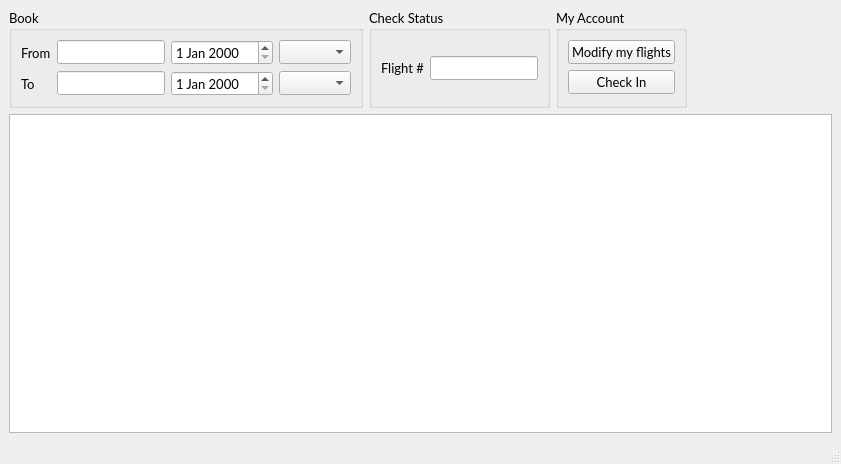
Qt form src/QtApp/view/mainwindow.ui (Rodneyxr/USAA-Codeathon-2015) before a commit.
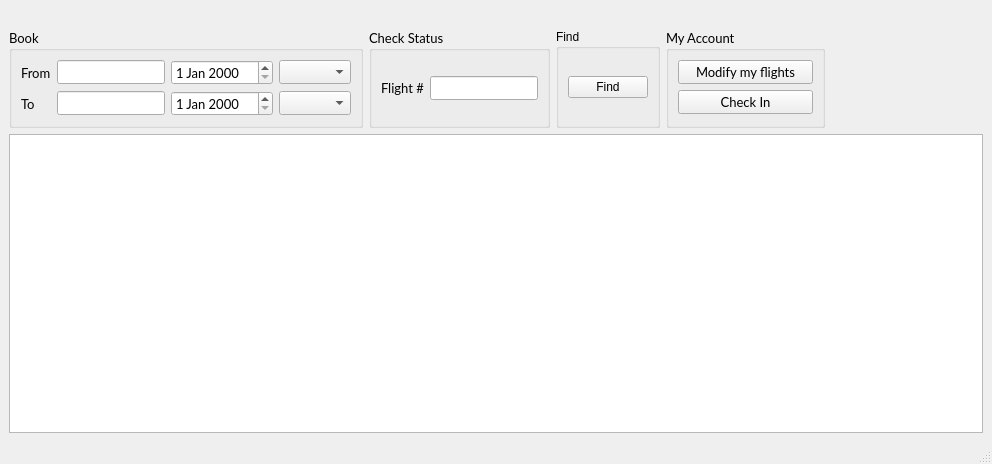
The same form after that commit. Icons and pictures are not drawn.

Commit message: Set up the slot for the search button as well as the signal for the search event

Diff of the .ui file:
```diff
--- a/src/QtApp/view/mainwindow.ui
+++ b/src/QtApp/view/mainwindow.ui
@@ -6,7 +6,7 @@
    <rect>
     <x>0</x>
     <y>0</y>
-    <width>841</width>
+    <width>992</width>
     <height>464</height>
    </rect>
   </property>
@@ -19,14 +19,31 @@
   <property name="windowTitle">
    <string>MainWindow</string>
   </property>
+  <property name="windowIcon">
+   <iconset>
+    <normaloff>:/find/img/find.png</normaloff>:/find/img/find.png</iconset>
+  </property>
   <widget class="QWidget" name="centralwidget">
    <layout class="QVBoxLayout" name="verticalLayout_2">
+    <item>
+     <widget class="QLabel" name="label_4">
+      <property name="text">
+       <string/>
+      </property>
+     </widget>
+    </item>
     <item>
      <layout class="QHBoxLayout" name="horizontalLayout_3">
       <item>
        <layout class="QHBoxLayout" name="horizontalLayout_2">
         <item>
          <widget class="QGroupBox" name="groupBox">
+          <property name="maximumSize">
+           <size>
+            <width>450</width>
+            <height>16777215</height>
+           </size>
+          </property>
           <property name="font">
            <font>
             <family>Lato</family>
@@ -44,36 +61,56 @@
              </property>
             </widget>
            </item>
-           <item row="0" column="1">
-            <widget class="QLineEdit" name="fromCity"/>
-           </item>
            <item row="0" column="2">
             <widget class="QDateEdit" name="fromDate"/>
            </item>
-           <item row="0" column="3">
-            <widget class="QComboBox" name="fromTime"/>
-           </item>
-           <item row="1" column="0">
-            <widget class="QLabel" name="label_2">
-             <property name="text">
-              <string>To</string>
+           <item row="0" column="1">
+            <widget class="QLineEdit" name="fromCity">
+             <property name="maximumSize">
+              <size>
+               <width>300</width>
+               <height>16777215</height>
+              </size>
              </property>
             </widget>
            </item>
-           <item row="1" column="1">
-            <widget class="QLineEdit" name="toCity"/>
-           </item>
            <item row="1" column="2">
             <widget class="QDateEdit" name="toDate"/>
            </item>
            <item row="1" column="3">
             <widget class="QComboBox" name="toTime"/>
            </item>
+           <item row="1" column="0">
+            <widget class="QLabel" name="label_2">
+             <property name="text">
+              <string>To</string>
+             </property>
+            </widget>
+           </item>
+           <item row="1" column="1">
+            <widget class="QLineEdit" name="toCity">
+             <property name="maximumSize">
+              <size>
+               <width>300</width>
+               <height>16777215</height>
+              </size>
+             </property>
+            </widget>
+           </item>
+           <item row="0" column="3">
+            <widget class="QComboBox" name="fromTime"/>
+           </item>
           </layout>
          </widget>
         </item>
         <item>
          <widget class="QGroupBox" name="groupBox_2">
+          <property name="maximumSize">
+           <size>
+            <width>275</width>
+            <height>16777215</height>
+           </size>
+          </property>
           <property name="font">
            <font>
             <family>Lato</family>
@@ -92,7 +129,42 @@
             </widget>
            </item>
            <item>
-            <widget class="QLineEdit" name="flightNumber"/>
+            <widget class="QLineEdit" name="flightNumber">
+             <property name="sizePolicy">
+              <sizepolicy hsizetype="Expanding" vsizetype="Fixed">
+               <horstretch>0</horstretch>
+               <verstretch>0</verstretch>
+              </sizepolicy>
+             </property>
+             <property name="maximumSize">
+              <size>
+               <width>200</width>
+               <height>16777215</height>
+              </size>
+             </property>
+             <property name="sizeIncrement">
+              <size>
+               <width>0</width>
+               <height>0</height>
+              </size>
+             </property>
+            </widget>
+           </item>
+          </layout>
+         </widget>
+        </item>
+        <item>
+         <widget class="QGroupBox" name="groupBox_4">
+          <property name="title">
+           <string>Find</string>
+          </property>
+          <layout class="QVBoxLayout" name="verticalLayout_3">
+           <item>
+            <widget class="QPushButton" name="findButton">
+             <property name="text">
+              <string>Find</string>
+             </property>
+            </widget>
            </item>
           </layout>
          </widget>
@@ -114,9 +186,19 @@
           <layout class="QVBoxLayout" name="verticalLayout">
            <item>
             <widget class="QPushButton" name="modifyFlights">
+             <property name="minimumSize">
+              <size>
+               <width>135</width>
+               <height>0</height>
+              </size>
+             </property>
              <property name="text">
               <string>Modify my flights</string>
              </property>
+             <property name="icon">
+              <iconset>
+               <normaloff>:/modify/img/modify.png</normaloff>:/modify/img/modify.png</iconset>
+             </property>
              <property name="default">
               <bool>false</bool>
              </property>
@@ -126,10 +208,14 @@
             </widget>
            </item>
            <item>
-            <widget class="QPushButton" name="checkIn">
+            <widget class="QPushButton" name="checkin">
              <property name="text">
               <string>Check In</string>
              </property>
+             <property name="icon">
+              <iconset>
+               <normaloff>:/checkin/img/checkin.png</normaloff>:/checkin/img/checkin.png</iconset>
+             </property>
             </widget>
            </item>
           </layout>
@@ -151,7 +237,7 @@
        </spacer>
       </item>
       <item>
-       <widget class="QLabel" name="label_4">
+       <widget class="QLabel" name="label_5">
         <property name="text">
          <string/>
         </property>
```
The commit also changes 2 other files.
